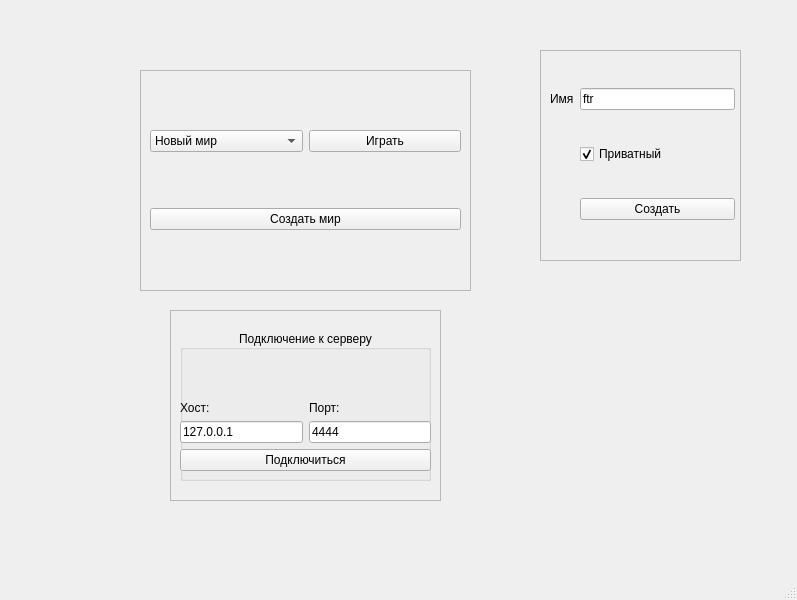
Before: the Qt Designer form client/untitled.ui in RussianInventor/engine, drawn with Qt 5.
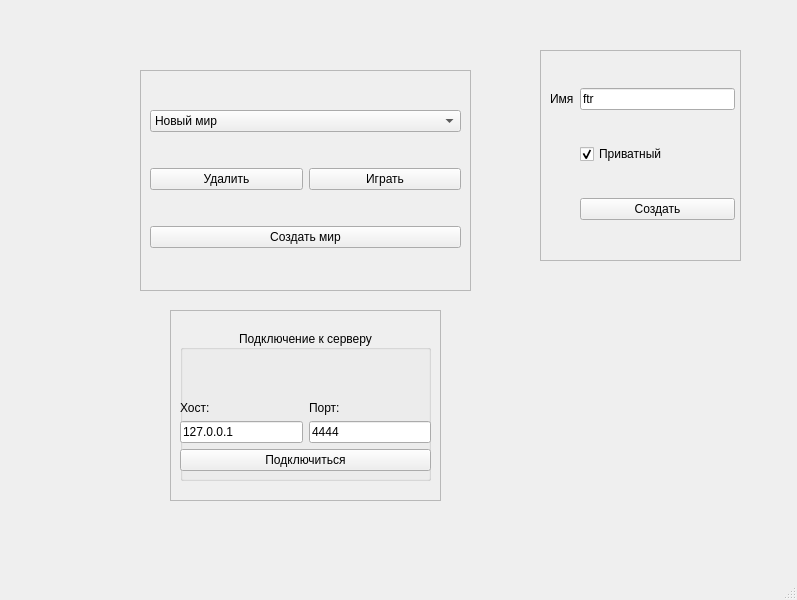
After: the same form once the commit is applied.

```diff
--- a/client/untitled.ui
+++ b/client/untitled.ui
@@ -143,21 +143,28 @@
       </rect>
      </property>
      <layout class="QGridLayout" name="gridLayout_2">
-      <item row="3" column="0" colspan="2">
+      <item row="5" column="0" colspan="2">
        <widget class="QPushButton" name="new_world">
         <property name="text">
          <string>Создать мир</string>
         </property>
        </widget>
       </item>
-      <item row="1" column="1">
+      <item row="2" column="1">
        <widget class="QPushButton" name="play_button">
         <property name="text">
          <string>Играть</string>
         </property>
        </widget>
       </item>
-      <item row="1" column="0">
+      <item row="2" column="0">
+       <widget class="QPushButton" name="delete_button">
+        <property name="text">
+         <string>Удалить</string>
+        </property>
+       </widget>
+      </item>
+      <item row="1" column="0" colspan="2">
        <widget class="QComboBox" name="world_selection">
         <item>
          <property name="text">
```
